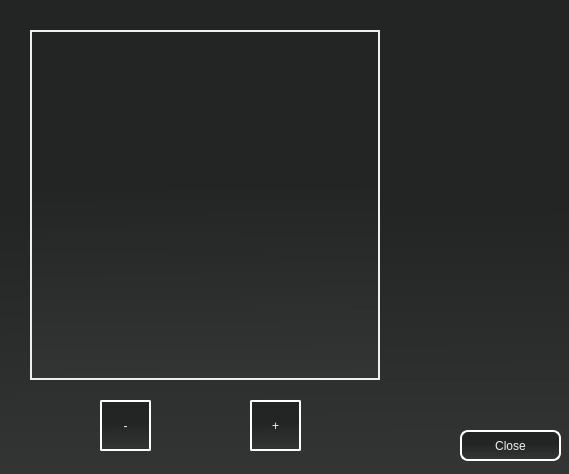
Qt form PixelsSpriteEditor/Preview.ui (worldofnick/Pixels-Sprite-Editor) before a commit.
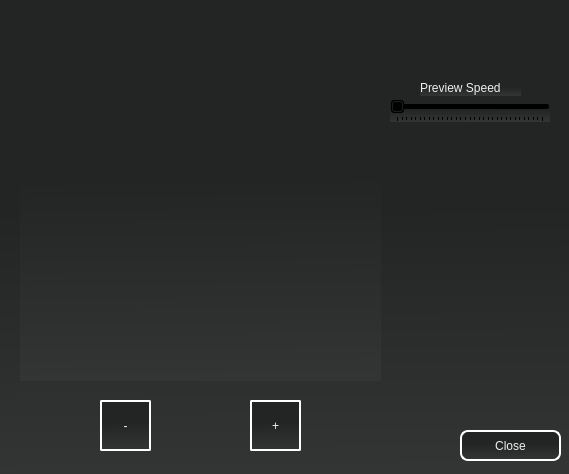
The same form after that commit.

Commit message: Preview Window shows the frames at the Sprite's fps, also fps is adjustable from the window

What changed in the file:
```diff
--- a/PixelsSpriteEditor/Preview.ui
+++ b/PixelsSpriteEditor/Preview.ui
@@ -43,28 +43,6 @@
     <bool>true</bool>
    </property>
   </widget>
-  <widget class="QLabel" name="previewLabel">
-   <property name="geometry">
-    <rect>
-     <x>30</x>
-     <y>30</y>
-     <width>350</width>
-     <height>350</height>
-    </rect>
-   </property>
-   <property name="frameShape">
-    <enum>QFrame::Box</enum>
-   </property>
-   <property name="lineWidth">
-    <number>2</number>
-   </property>
-   <property name="midLineWidth">
-    <number>0</number>
-   </property>
-   <property name="text">
-    <string/>
-   </property>
-  </widget>
   <widget class="QPushButton" name="zoomInButton">
    <property name="geometry">
     <rect>
@@ -103,6 +81,51 @@
     <string>+</string>
    </property>
   </widget>
+  <widget class="QSlider" name="fpsSliderPreview">
+   <property name="geometry">
+    <rect>
+     <x>390</x>
+     <y>100</y>
+     <width>160</width>
+     <height>22</height>
+    </rect>
+   </property>
+   <property name="maximum">
+    <number>32</number>
+   </property>
+   <property name="orientation">
+    <enum>Qt::Horizontal</enum>
+   </property>
+   <property name="tickPosition">
+    <enum>QSlider::TicksBelow</enum>
+   </property>
+  </widget>
+  <widget class="QLabel" name="label">
+   <property name="geometry">
+    <rect>
+     <x>420</x>
+     <y>80</y>
+     <width>101</width>
+     <height>16</height>
+    </rect>
+   </property>
+   <property name="text">
+    <string>Preview Speed</string>
+   </property>
+  </widget>
+  <widget class="QLabel" name="previewLabel">
+   <property name="geometry">
+    <rect>
+     <x>20</x>
+     <y>20</y>
+     <width>361</width>
+     <height>361</height>
+    </rect>
+   </property>
+   <property name="text">
+    <string/>
+   </property>
+  </widget>
  </widget>
  <resources/>
  <connections/>
```
Left out of the diff: 10 changed lines with no effect on the pictures. The commit also changes 4 other files.
